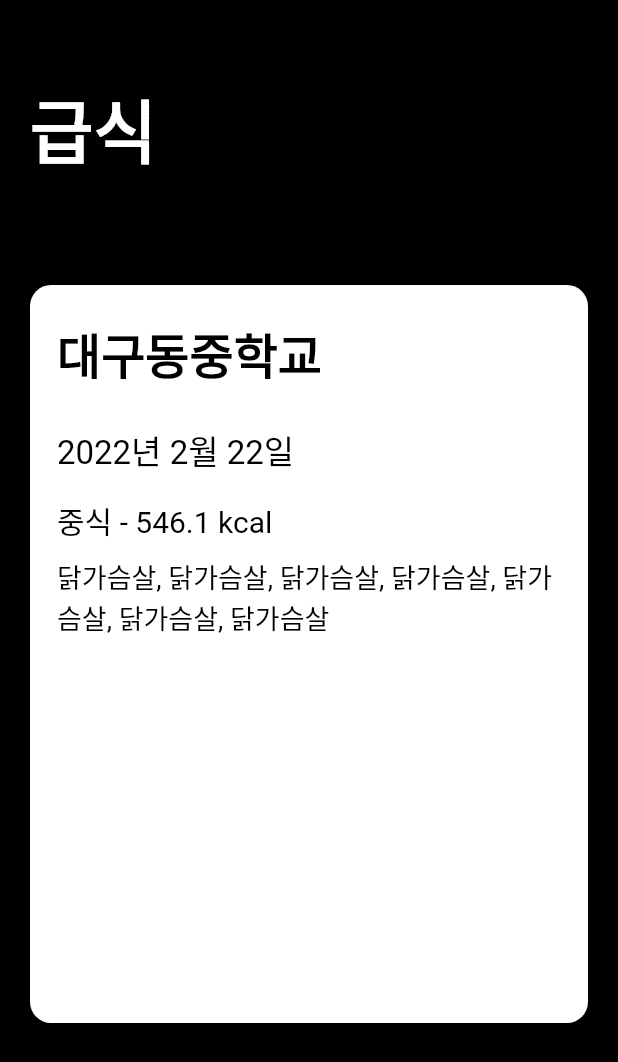
After one commit to sujang958/smeals-app, a Flutter app: the screen it shows after launch, on a phone screen of 412 x 824 dp. The commit adds this screen. Shown: the top 1062 px of the screen. Run offline on Flutter 3.47's test engine with Material 2 defaults, Android fonts, the phone set to English and light mode, and no system bars; Roboto replaces fonts that are missing (Pretendard).

Commit message:
perf: change to standalone widget

```diff
--- a/smeals/lib/main.dart
+++ b/smeals/lib/main.dart
@@ -21,7 +21,7 @@ class App extends StatelessWidget {
       ),
       initialRoute: '/',
       routes: {
-        '/':(context) => HomeScreen(),
+        '/': (context) => HomeScreen(),
       },
     );
   }
--- /dev/null
+++ b/smeals/lib/widgets/homeSchoolItem.dart
@@ -0,0 +1,83 @@
+import 'package:flutter/material.dart';
+import 'package:smeals/widgets/root.dart';
+
+class HomeSchoolItemWidget extends StatefulWidget {
+  const HomeSchoolItemWidget({Key? key}) : super(key: key);
+
+  @override
+  State<StatefulWidget> createState() => _HomeSchoolItemState();
+}
+
+class _HomeSchoolItemState extends State<HomeSchoolItemWidget> {
+  @override
+  Widget build(BuildContext context) {
+    return Container(
+      padding: const EdgeInsets.symmetric(
+        vertical: 6.0,
+        horizontal: 20.0,
+      ),
+      child: Container(
+          decoration: BoxDecoration(
+              borderRadius: BorderRadius.circular(14.0), color: Colors.white),
+          child: Padding(
+            padding: const EdgeInsets.symmetric(
+              vertical: 22.0,
+              horizontal: 18.0,
+            ),
+            child: Column(
+              crossAxisAlignment: CrossAxisAlignment.start,
+              children: [
+                Text(
+                  "대구동중학교",
+                  style: const TextStyle(
+                    fontWeight: FontWeight.bold,
+                    fontSize: 32.0,
+                  ),
+                ),
+                const Padding(padding: EdgeInsets.symmetric(vertical: 12.0)),
+                Expanded(
+                  child: SingleChildScrollView(
+                    child: Column(
+                      crossAxisAlignment: CrossAxisAlignment.start,
+                      children: [
+                        Container(
+                          padding: const EdgeInsets.only(bottom: 14.0),
+                          child: Column(
+                            crossAxisAlignment: CrossAxisAlignment.start,
+                            children: [
+                              Padding(
+                                  padding: const EdgeInsets.only(bottom: 16.0),
+                                  child: Text(
+                                    "2022년 2월 22일",
+                                    style: const TextStyle(
+                                      fontSize: 22.0,
+                                    ),
+                                  )),
+                              Text(
+                                "중식 - 546.1 kcal",
+                                style: const TextStyle(fontSize: 20.0),
+                              ),
+                              Padding(
+                                padding:
+                                    const EdgeInsets.symmetric(vertical: 9.0),
+                                child: Text(
+                                  "닭가슴살, 닭가슴살, 닭가슴살, 닭가슴살, 닭가슴살, 닭가슴살, 닭가슴살",
+                                  softWrap: true,
+                                  style: TextStyle(
+                                    fontSize: 18.0,
+                                  ),
+                                ),
+                              ),
+                            ],
+                          ),
+                        )
+                      ],
+                    ),
+                  ),
+                ),
+              ],
+            ),
+          )),
+    );
+  }
+}
```
Also changed, not shown: smeals/lib/screens/home.dart (+15 -126 lines), smeals/lib/widgets/root.dart (+6 -6 lines).
